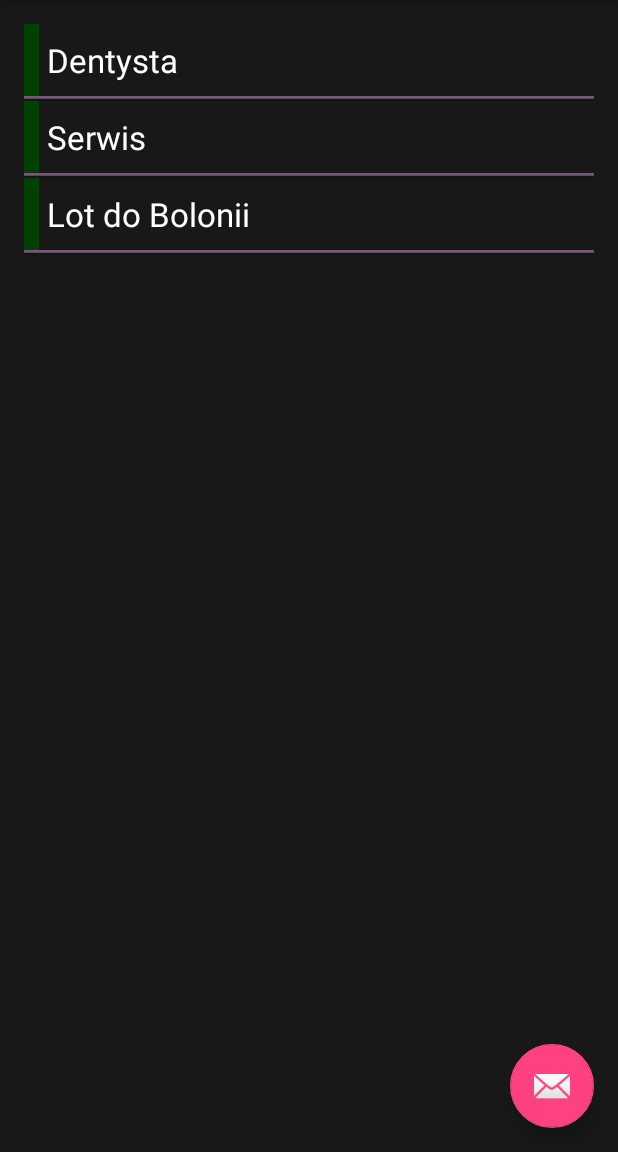
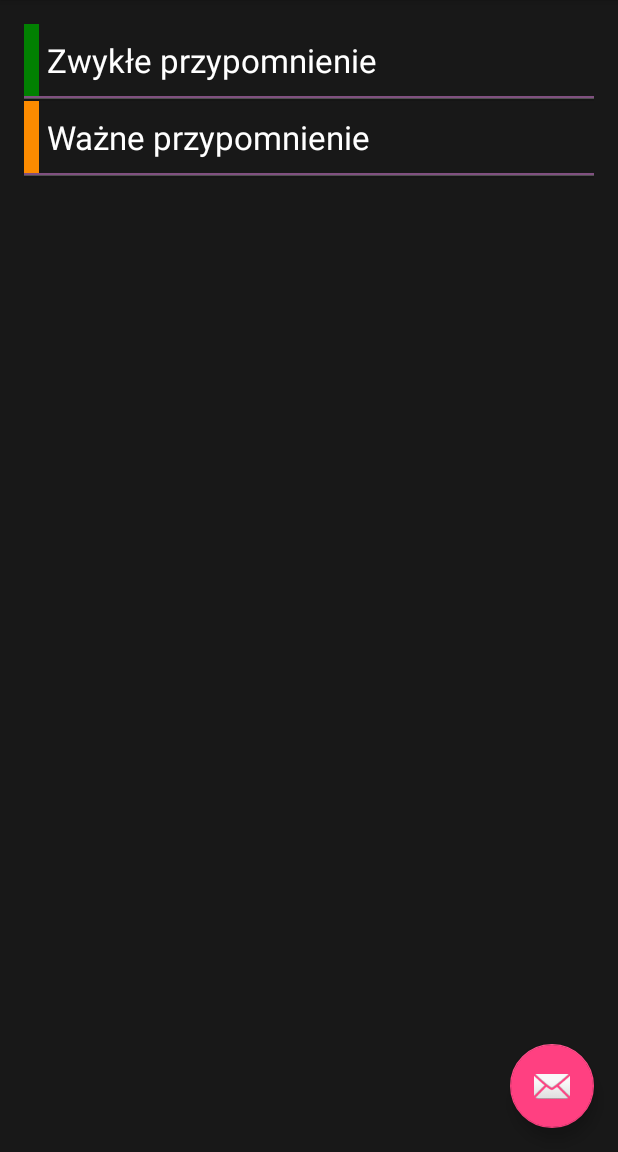
Before and after one commit to tombuczynski/reminder, an Android app: the screen it shows after launch (RemindersActivity), on a phone screen of 412 x 824 dp, the part 84-1236 px from its top. Run offline under Robolectric (Android 15) with nearby library versions, the phone set to English and light mode, and no system bars.

Commit message:
Definicja bazy i wyświetlanie listy

```diff
--- /dev/null
+++ b/app/src/main/java/com/apress/gerber/reminders/Reminder.java
@@ -0,0 +1,28 @@
+package com.apress.gerber.reminders;
+
+/**
+ * Created by Tom Buczynski on 20.04.2018.
+ */
+public class Reminder {
+    private int mId;
+    private String mContent;
+    private int mImportant;
+
+    public Reminder(int id, String content, int important) {
+        mId = id;
+        mContent = content;
+        mImportant = important;
+    }
+
+    public int getId() {
+        return mId;
+    }
+
+    public String getContent() {
+        return mContent;
+    }
+
+    public int getImportant() {
+        return mImportant;
+    }
+}
--- a/app/src/main/java/com/apress/gerber/reminders/RemindersActivity.java
+++ b/app/src/main/java/com/apress/gerber/reminders/RemindersActivity.java
@@ -1,6 +1,8 @@
 package com.apress.gerber.reminders;
 
+import android.database.Cursor;
 import android.os.Bundle;
+import android.provider.CalendarContract;
 import android.support.design.widget.FloatingActionButton;
 import android.support.design.widget.Snackbar;
 import android.support.v7.app.AppCompatActivity;
@@ -13,6 +15,8 @@ import android.widget.ListAdapter;
 import android.widget.ListView;
 
 public class RemindersActivity extends AppCompatActivity {
+
+    private RemindersDB mRemindersDB;
 
     @Override
     protected void onCreate(Bundle savedInstanceState) {
@@ -30,8 +34,15 @@ public class RemindersActivity extends AppCompatActivity {
             }
         });
 
-        ListAdapter a = new ArrayAdapter<String>(this, R.layout.reminders_row, R.id.row_text,
-                new String[] {"Dentysta", "Serwis", "Lot do Bolonii"});
+        mRemindersDB = new RemindersDB(this);
+        mRemindersDB.open();
+
+        Cursor cur = mRemindersDB.fetchAll();
+
+        RemindersCursorAdapter a = new RemindersCursorAdapter(this,
+                R.layout.reminders_row, cur,
+                new String[]{RemindersDB.COL_CONTENT, RemindersDB.COL_IMPORTANT},
+                new int[]{R.id.row_text, R.id.row_tab});
 
         ListView lv = (ListView)findViewById(R.id.reminders_list_view);
         lv.setAdapter(a);
@@ -56,6 +67,7 @@ public class RemindersActivity extends AppCompatActivity {
                 return true;
 
             case R.id.action_exit:
+                mRemindersDB.close();
                 finish();
                 return true;
         }
--- /dev/null
+++ b/app/src/main/java/com/apress/gerber/reminders/RemindersCursorAdapter.java
@@ -0,0 +1,39 @@
+package com.apress.gerber.reminders;
+
+import android.content.Context;
+import android.database.Cursor;
+import android.view.View;
+import android.widget.SimpleCursorAdapter;
+import android.widget.TextView;
+
+/**
+ * Created by Tom Buczynski on 22.05.2018.
+ */
+public class RemindersCursorAdapter extends SimpleCursorAdapter {
+
+    private int mColorImportant, mColorNotImportant;
+
+    public RemindersCursorAdapter(Context context, int layout, Cursor c, String[] from, int[] to) {
+        super(context, layout, c, from, to, 0);
+
+        mColorImportant = context.getResources().getColor(R.color.col_orange, null);
+        mColorNotImportant = context.getResources().getColor(R.color.col_green, null);
+
+        SimpleCursorAdapter.ViewBinder vb = new ViewBinder() {
+            @Override
+            public boolean setViewValue(View view, Cursor cursor, int columnIndex) {
+
+                if (view instanceof TextView) {
+                  return false;
+                }
+                else {
+                    int important = cursor.getInt(columnIndex);
+                    view.setBackgroundColor(important != 0 ? mColorImportant : mColorNotImportant);
+                    return true;
+                }
+            }
+        };
+
+        setViewBinder(vb);
+    }
+}
--- /dev/null
+++ b/app/src/main/java/com/apress/gerber/reminders/RemindersDB.java
@@ -0,0 +1,94 @@
+package com.apress.gerber.reminders;
+
+import android.content.ContentValues;
+import android.content.Context;
+import android.database.Cursor;
+import android.database.sqlite.SQLiteAbortException;
+import android.database.sqlite.SQLiteDatabase;
+import android.database.sqlite.SQLiteException;
+import android.database.sqlite.SQLiteOpenHelper;
+import android.util.Log;
+
+/**
+ * Created by Tom Buczynski on 20.04.2018.
+ */
+public class RemindersDB {
+    private static final String DB_NAME = "reminders.db";
+    private static final int DB_VERSION = 1;
+    private static final String TABLE_NAME = "reminders";
+    public static final String COL_ID = "_id";
+    public static final String COL_CONTENT = "content";
+    public static final String COL_IMPORTANT = "important";
+    public static final int COLIDX_ID = 0;
+    public static final int COLIDX_CONTENT = 1;
+    public static final int COLIDX_IMPORTANT = 2;
+
+    private static final String TABLE_CREATE =
+            "CREATE TABLE IF NOT EXISTS " + TABLE_NAME +
+            " ( " +  COL_ID + " INTEGER PRIMARY KEY AUTOINCREMENT, " +
+                     COL_CONTENT + " TEXT, " +
+                     COL_IMPORTANT + " INTEGER " + ");";
+
+    private static final String TAG = "RemindersDB";
+
+    private DatabaseHelper mDbHelper;
+    private SQLiteDatabase mDb;
+    private Context mContext;
+
+    public RemindersDB(Context context) {
+        mContext = context;
+    }
+
+    public void open() throws SQLiteException {
+        mDbHelper = new DatabaseHelper(mContext);
+        mDb = mDbHelper.getWritableDatabase();
+    }
+
+    public Cursor fetchAll() {
+        Cursor cur = mDb.query(TABLE_NAME, new String[]{COL_ID, COL_CONTENT, COL_IMPORTANT},
+                null, null, null, null, null);
+        if (cur != null) {
+            cur.moveToFirst();
+        }
+
+        return cur;
+    }
+
+    public void close() {
+        if (mDbHelper != null) {
+            mDbHelper.close();
+        }
+    }
+
+    private static class DatabaseHelper extends SQLiteOpenHelper {
+
+        DatabaseHelper(Context context) {
+            super(context, DB_NAME, null, DB_VERSION);
+        }
+
+        @Override
+        public void onCreate(SQLiteDatabase db) {
+            db.execSQL(TABLE_CREATE);
+
+            ContentValues values1 = new ContentValues();
+            values1.put(COL_CONTENT, "Zwykłe przypomnienie");
+            values1.put(COL_IMPORTANT, 0);
+            db.insert(TABLE_NAME, null, values1);
+
+            ContentValues values2 = new ContentValues();
+            values2.put(COL_CONTENT, "Ważne przypomnienie");
+            values2.put(COL_IMPORTANT, 1);
+            db.insert(TABLE_NAME, null, values2);
+
+            Log.d(TAG, "DB " + DB_NAME + " created");
+        }
+
+        @Override
+        public void onUpgrade(SQLiteDatabase db, int oldVersion, int newVersion) {
+
+            Log.d(TAG, "DB " + DB_NAME +
+                        "upgrade from " + oldVersion +
+                        " to " + newVersion);
+        }
+    }
+}
--- a/app/src/main/res/layout/content_reminders.xml
+++ b/app/src/main/res/layout/content_reminders.xml
@@ -16,10 +16,9 @@
     >
 
     <ListView
+        android:id="@+id/reminders_list_view"
         android:layout_width="match_parent"
         android:layout_height="match_parent"
-        android:id="@+id/reminders_list_view"
-        android:layout_alignParentLeft="true"
         android:layout_alignParentStart="true"
         android:layout_alignParentTop="true"
         tools:listitem="@layout/reminders_row"/>
--- a/app/src/main/res/layout/reminders_row.xml
+++ b/app/src/main/res/layout/reminders_row.xml
@@ -1,5 +1,6 @@
 <?xml version="1.0" encoding="utf-8"?>
 <LinearLayout xmlns:android="http://schemas.android.com/apk/res/android"
+              xmlns:tools="http://schemas.android.com/tools"
               android:layout_width="match_parent"
               android:layout_height="50dp"
               android:background="@color/col_dark_gray"
@@ -15,7 +16,7 @@
             android:id="@+id/row_tab"
             android:layout_width="10dp"
             android:layout_height="match_parent"
-            android:background="@color/col_green"/>
+            android:background="@android:color/white"/>
 
         <TextView
             android:id="@+id/row_text"
@@ -24,10 +25,10 @@
             android:ellipsize="end"
             android:gravity="center_vertical"
             android:padding="5dp"
-            android:text="Treść przypomnienia"
+            android:singleLine="true"
             android:textAppearance="?android:attr/textAppearanceLarge"
             android:textColor="@color/col_white"
-            android:singleLine="true"/>
+            tools:text="Treść przypomnienia"/>
 
     </LinearLayout>
     <View
--- a/app/src/main/res/values/colors.xml
+++ b/app/src/main/res/values/colors.xml
@@ -4,6 +4,7 @@
     <color name="colorPrimaryDark">#303F9F</color>
     <color name="colorAccent">#FF4081</color>
     <color name="col_dark_gray">#181818</color>
-    <color name="col_green">#004000</color>
+    <color name="col_green">#018001</color>
+    <color name="col_orange">#fc8b00</color>
     <color name="col_white">#ffffff</color>
 </resources>
--- a/build.gradle
+++ b/build.gradle
@@ -6,7 +6,7 @@ buildscript {
         google()
     }
     dependencies {
-        classpath 'com.android.tools.build:gradle:3.1.1'
+        classpath 'com.android.tools.build:gradle:3.1.2'
 
         // NOTE: Do not place your application dependencies here; they belong
         // in the individual module build.gradle files
```
